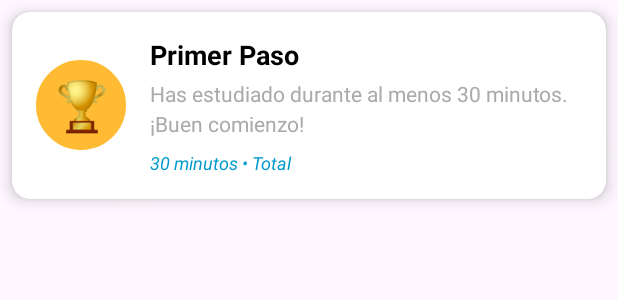
After one commit to jorgemartinlapena/FocusMate, an Android app: the layout item_achievement.xml on its own in the app's theme, with its tools: preview values and no code run, on a phone screen of 412 x 824 dp. The commit adds this screen. Shown: the top 300 px of the screen. Run offline under Robolectric (Android 15) with nearby library versions, the phone set to English and light mode, and no system bars; network calls fail.

Commit message:
Achievemnts views

```diff
--- /dev/null
+++ b/AppMovil/app/src/main/res/drawable/oval_background.xml
@@ -0,0 +1,11 @@
+<?xml version="1.0" encoding="utf-8"?>
+<shape xmlns:android="http://schemas.android.com/apk/res/android"
+    android:shape="oval">
+
+    <solid android:color="@android:color/holo_orange_light" />
+
+    <stroke
+        android:width="2dp"
+        android:color="@android:color/darker_gray" />
+
+</shape>
--- /dev/null
+++ b/AppMovil/app/src/main/res/layout/item_achievement.xml
@@ -0,0 +1,92 @@
+<?xml version="1.0" encoding="utf-8"?>
+<androidx.cardview.widget.CardView xmlns:android="http://schemas.android.com/apk/res/android"
+    xmlns:app="http://schemas.android.com/apk/res-auto"
+    android:layout_width="match_parent"
+    android:layout_height="wrap_content"
+    android:layout_margin="8dp"
+    app:cardCornerRadius="12dp"
+    app:cardElevation="6dp">
+
+    <LinearLayout
+        android:layout_width="match_parent"
+        android:layout_height="wrap_content"
+        android:orientation="horizontal"
+        android:padding="16dp"
+        android:gravity="center_vertical">
+
+        <TextView
+            android:id="@+id/tv_achievement_icon"
+            android:layout_width="60dp"
+            android:layout_height="60dp"
+            android:text="🏆"
+            android:textSize="32sp"
+            android:gravity="center"
+            android:background="@drawable/oval_background"
+            android:backgroundTint="@android:color/holo_orange_light"
+            android:layout_marginEnd="16dp" />
+
+        <!-- Información del logro -->
+        <LinearLayout
+            android:layout_width="0dp"
+            android:layout_height="wrap_content"
+            android:layout_weight="1"
+            android:orientation="vertical">
+
+            <!-- Nombre del logro -->
+            <TextView
+                android:id="@+id/tv_achievement_name"
+                android:layout_width="match_parent"
+                android:layout_height="wrap_content"
+                android:text="Primer Paso"
+                android:textSize="18sp"
+                android:textStyle="bold"
+                android:textColor="@android:color/black"
+                android:layout_marginBottom="4dp" />
+
+            <!-- Descripción -->
+            <TextView
+                android:id="@+id/tv_achievement_description"
+                android:layout_width="match_parent"
+                android:layout_height="wrap_content"
+                android:text="Has estudiado durante al menos 30 minutos. ¡Buen comienzo!"
+                android:textSize="14sp"
+                android:textColor="@android:color/darker_gray"
+                android:layout_marginBottom="8dp"
+                android:lineSpacingMultiplier="1.2" />
+
+            <!-- Requisitos -->
+            <LinearLayout
+                android:layout_width="match_parent"
+                android:layout_height="wrap_content"
+                android:orientation="horizontal">
+
+                <TextView
+                    android:id="@+id/tv_achievement_requirements"
+                    android:layout_width="0dp"
+                    android:layout_height="wrap_content"
+                    android:layout_weight="1"
+                    android:text="30 minutos • Total"
+                    android:textSize="12sp"
+                    android:textColor="@android:color/holo_blue_dark"
+                    android:textStyle="italic" />
+
+                <!-- Estado del logro -->
+                <TextView
+                    android:id="@+id/tv_achievement_status"
+                    android:layout_width="wrap_content"
+                    android:layout_height="wrap_content"
+                    android:text="DESBLOQUEADO"
+                    android:textSize="10sp"
+                    android:textStyle="bold"
+                    android:textColor="@android:color/white"
+                    android:background="@android:color/holo_green_dark"
+                    android:padding="4dp"
+                    android:visibility="gone" />
+
+            </LinearLayout>
+
+        </LinearLayout>
+
+    </LinearLayout>
+
+</androidx.cardview.widget.CardView>
```
Also changed, not shown: AppMovil/app/src/main/java/com/example/focusmate/Achievement/Achievement.java (renamed from AppMovil/app/src/main/java/com/example/focusmate/Achievement/Achivement.java, +14 -2 lines), AppMovil/app/src/main/java/com/example/focusmate/Achievement/AchievementAdapter.java (added, +205 -0 lines), AppMovil/app/src/main/java/com/example/focusmate/Achievement/AchievementManager.java (added, +99 -0 lines), AppMovil/app/src/main/java/com/example/focusmate/ApiService.java (+9 -0 lines), AppMovil/app/src/main/java/com/example/focusmate/Fragments/AchievementsFragment.java (+127 -3 lines), AppMovil/app/src/main/res/layout/fragment_achievements.xml (+43 -4 lines).
